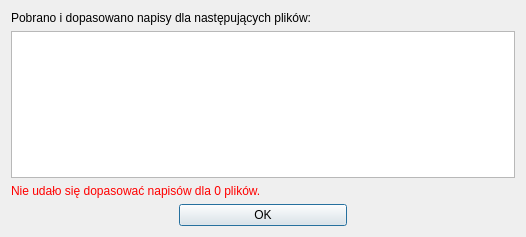
Old version of the form ui/frmsummary.ui in the repository QNapi/qnapi.
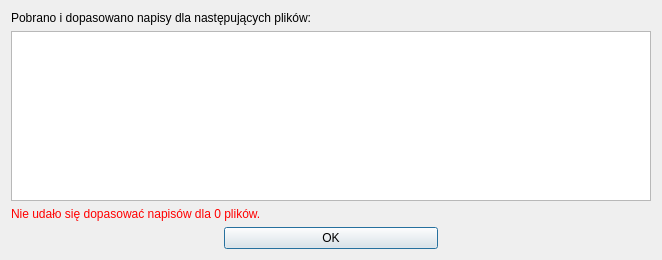
New version of the form. Icons and pictures are not drawn.

Commit message: Dodany atrybut minimumSize + rozszerzona domyslna wielkosc okna

Diff of the .ui file:
```diff
--- a/ui/frmsummary.ui
+++ b/ui/frmsummary.ui
@@ -8,10 +8,16 @@
    <rect>
     <x>0</x>
     <y>0</y>
-    <width>526</width>
-    <height>237</height>
+    <width>662</width>
+    <height>260</height>
    </rect>
   </property>
+  <property name="minimumSize" >
+   <size>
+    <width>360</width>
+    <height>160</height>
+   </size>
+  </property>
   <property name="windowTitle" >
    <string>Rezultat dopasowania napisów</string>
   </property>
```
